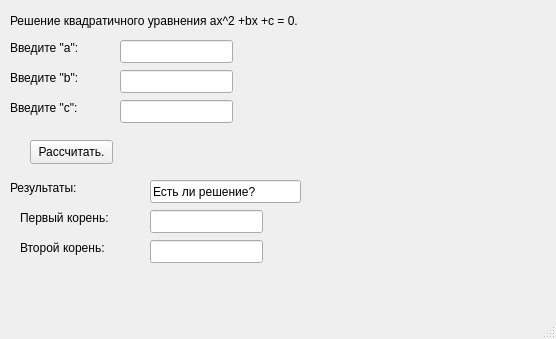
grey-olli-intransit/QT_homework1_task1, file mainwindow.ui: the form before one commit.
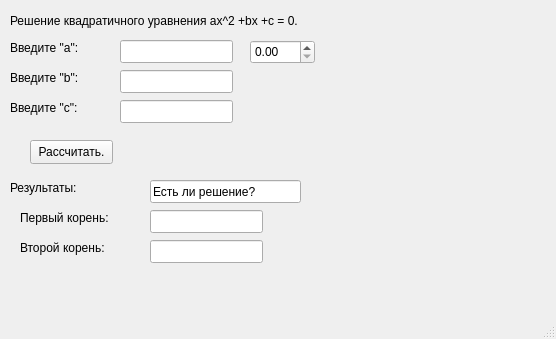
The form after the commit.

Commit message: non working, low count of bugs

```diff
--- a/mainwindow.ui
+++ b/mainwindow.ui
@@ -181,6 +181,16 @@
      </rect>
     </property>
    </widget>
+   <widget class="QDoubleSpinBox" name="doubleSpinBox">
+    <property name="geometry">
+     <rect>
+      <x>250</x>
+      <y>40</y>
+      <width>65</width>
+      <height>24</height>
+     </rect>
+    </property>
+   </widget>
   </widget>
   <widget class="QMenuBar" name="menubar">
    <property name="geometry">
```
The commit also changes 2 other files.
